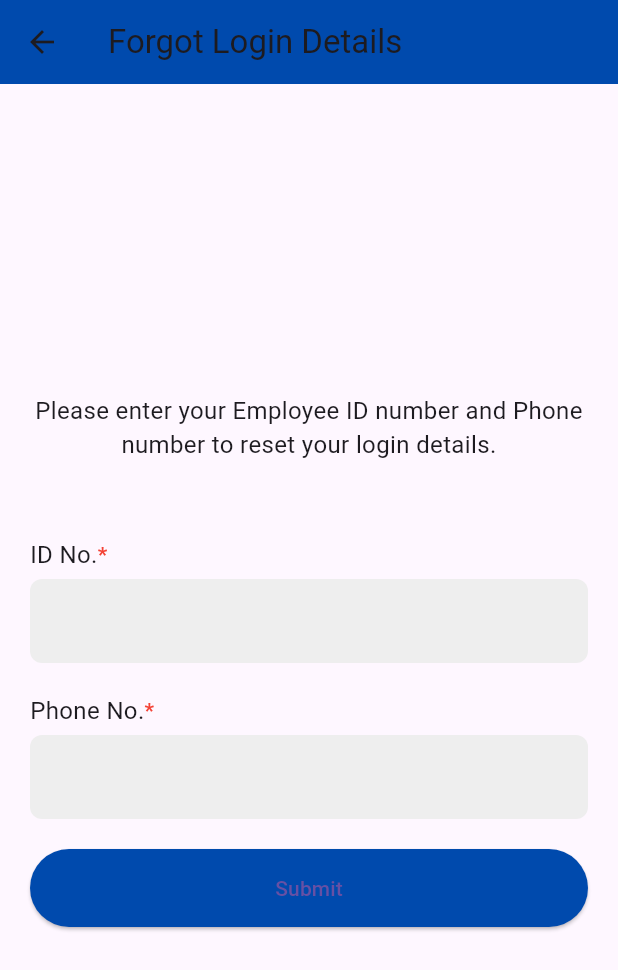
After one commit to zahir248/niwos, a Flutter app: the screen it shows after launch, after a tap on "Forgot Login Details", on a phone screen of 412 x 824 dp. The commit adds this screen. Shown: the top 970 px of the screen. Run offline on Flutter 3.47's test engine with Material 3 defaults, Android fonts, the phone set to English and light mode, and no system bars; our stand-ins replace image_picker, local_auth, shared_preferences; missing offline and left inert: nfc_manager, razorpay_web.

Commit message:
add reset password page

```diff
--- a/lib/main.dart
+++ b/lib/main.dart
@@ -49,4 +49,6 @@ class AppConfig {
   static const String changePasswordPath = '/niwos_api/change_password.php';
   static const String submitFeedbackPath = '/niwos_api/submit_feedback.php';
   static const String retrieveNotificationsPath = '/niwos_api/retrieve_notifications.php';
+  static const String retrieveUsernamePath = '/niwos_api/retrieve_username.php';
+  static const String resetPasswordPath = '/niwos_api/reset_password.php';
 }
--- /dev/null
+++ b/lib/views/forgot_login_details_page.dart
@@ -0,0 +1,177 @@
+import 'package:flutter/material.dart';
+import 'package:http/http.dart' as http;
+import 'dart:convert';
+
+import '/views/user_details_page.dart';
+import '/main.dart';
+
+class ForgotLoginDetailsPage extends StatefulWidget {
+  @override
+  _ForgotLoginDetailsPageState createState() => _ForgotLoginDetailsPageState();
+}
+
+class _ForgotLoginDetailsPageState extends State<ForgotLoginDetailsPage> {
+  final TextEditingController _idController = TextEditingController();
+  final TextEditingController _mobileController = TextEditingController();
+
+  Future<void> _verifyUser(BuildContext context) async {
+    final id = _idController.text;
+    final mobile = _mobileController.text;
+
+    final response = await http.post(
+      Uri.parse('http://${AppConfig.baseIpAddress}${AppConfig.retrieveUsernamePath}'),
+      body: {
+        'Niwos_ID': id,
+        'PhoneNumber': mobile,
+      },
+    );
+
+    if (response.statusCode == 200) {
+      final jsonData = json.decode(response.body);
+      if (jsonData['success'] == true) {
+        final username = jsonData['username'] ?? 'Username not found';
+
+        // Update the text field with employee ID
+        _idController.text = id; // Update with the entered ID
+
+        Navigator.push(
+          context,
+          MaterialPageRoute(
+            builder: (context) => UserDetailsPage(username: username, employeeId: id),
+          ),
+        );
+      } else {
+        ScaffoldMessenger.of(context).showSnackBar(
+          SnackBar(
+            content: Text('Failed to verify user. Please try again.'),
+            duration: Duration(seconds: 3),
+            backgroundColor: Colors.red[900],
+          ),
+        );
+      }
+    } else {
+      ScaffoldMessenger.of(context).showSnackBar(
+        SnackBar(
+          content: Text('Failed to communicate with the server. Please try again later.'),
+          duration: Duration(seconds: 3),
+          backgroundColor: Colors.red,
+        ),
+      );
+    }
+  }
+
+  @override
+  Widget build(BuildContext context) {
+    return Scaffold(
+      appBar: AppBar(
+        title: Text('Forgot Login Details'),
+        backgroundColor: Color(0xFF004AAD),
+      ),
+      body: Center(
+        child: Padding(
+          padding: const EdgeInsets.all(20.0),
+          child: Column(
+            mainAxisAlignment: MainAxisAlignment.center,
+            crossAxisAlignment: CrossAxisAlignment.stretch,
+            children: [
+              Text(
+                'Please enter your Employee ID number and Phone number to reset your login details.',
+                style: TextStyle(fontSize: 16),
+                textAlign: TextAlign.center,
+              ),
+              SizedBox(height: 50),
+              Column(
+                crossAxisAlignment: CrossAxisAlignment.start,
+                children: [
+                  Row(
+                    children: [
+                      Text(
+                        'ID No.',
+                        style: TextStyle(fontSize: 16),
+                      ),
+                      Text(
+                        '*',
+                        style: TextStyle(
+                          color: Colors.red,
+                          fontWeight: FontWeight.bold,
+                        ),
+                      ),
+                    ],
+                  ),
+                  SizedBox(height: 5),
+                  TextField(
+                    controller: _idController,
+                    decoration: InputDecoration(
+                      filled: true,
+                      fillColor: Colors.grey[200],
+                      border: OutlineInputBorder(
+                        borderRadius: BorderRadius.circular(8),
+                        borderSide: BorderSide.none,
+                      ),
+                      contentPadding: const EdgeInsets.all(16),
+                    ),
+                  ),
+                ],
+              ),
+              SizedBox(height: 20),
+              Column(
+                crossAxisAlignment: CrossAxisAlignment.start,
+                children: [
+                  Row(
+                    children: [
+                      Text(
+                        'Phone No.',
+                        style: TextStyle(fontSize: 16),
+                      ),
+                      Text(
+                        '*',
+                        style: TextStyle(
+                          color: Colors.red,
+                          fontWeight: FontWeight.bold,
+                        ),
+                      ),
+                    ],
+                  ),
+                  SizedBox(height: 5),
+                  TextField(
+                    controller: _mobileController,
+                    decoration: InputDecoration(
+                      filled: true,
+                      fillColor: Colors.grey[200],
+                      border: OutlineInputBorder(
+                        borderRadius: BorderRadius.circular(8),
+                        borderSide: BorderSide.none,
+                      ),
+                      contentPadding: const EdgeInsets.all(16),
+                    ),
+                  ),
+                ],
+              ),
+              SizedBox(height: 20),
+              ElevatedButton(
+                onPressed: () {
+                  if (_idController.text.isEmpty || _mobileController.text.isEmpty) {
+                    ScaffoldMessenger.of(context).showSnackBar(
+                      SnackBar(
+                        content: Text('Please fill in all the fields'),
+                        duration: Duration(seconds: 3),
+                        backgroundColor: Colors.red,
+                      ),
+                    );
+                  } else {
+                    _verifyUser(context);
+                  }
+                },
+                style: ElevatedButton.styleFrom(
+                  backgroundColor: Color(0xFF004AAD),
+                  padding: const EdgeInsets.all(16),
+                ),
+                child: Text('Submit'),
+              ),
+            ],
+          ),
+        ),
+      ),
+    );
+  }
+}
--- a/lib/views/login_page.dart
+++ b/lib/views/login_page.dart
@@ -2,6 +2,7 @@ import 'package:flutter/material.dart';
 import 'package:shared_preferences/shared_preferences.dart';
 
 import '../controllers/login_page_controller.dart';
+import '../views/forgot_login_details_page.dart';
 
 class LoginPage extends StatefulWidget {
   LoginPage({Key? key}) : super(key: key);
@@ -141,6 +142,23 @@ class _LoginPageState extends State<LoginPage> {
                   ),
                 ),
               ),
+              const SizedBox(height: 10),
+              TextButton(
+                onPressed: () {
+                  Navigator.push(
+                    context,
+                    MaterialPageRoute(builder: (context) => ForgotLoginDetailsPage()),
+                  );
+                  },
+                child: const Text(
+                  'Forgot Login Details',
+                  style: TextStyle(
+                    fontSize: 15,
+                    color: Colors.black,
+                    decoration: TextDecoration.underline,
+                  ),
+                ),
+              ),
             ],
           ),
         ),
```
Also changed, not shown: lib/views/reset_password_page.dart (added, +250 -0 lines), lib/views/user_details_page.dart (added, +123 -0 lines).
